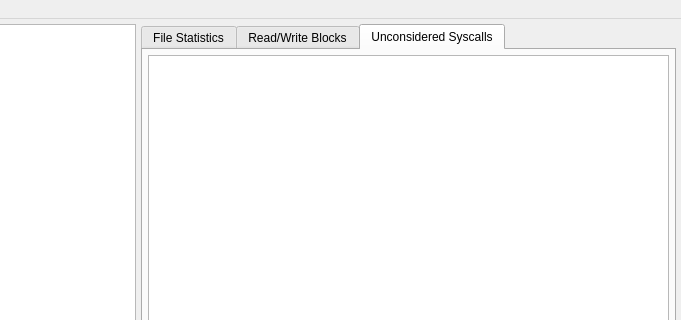
nicolasgross/iotrace-gui, file iotracegui/view/main_window.ui: the form before one commit; both pictures show x 119 to 800 and y 0 to 320 of the 800 by 493 pixel window.
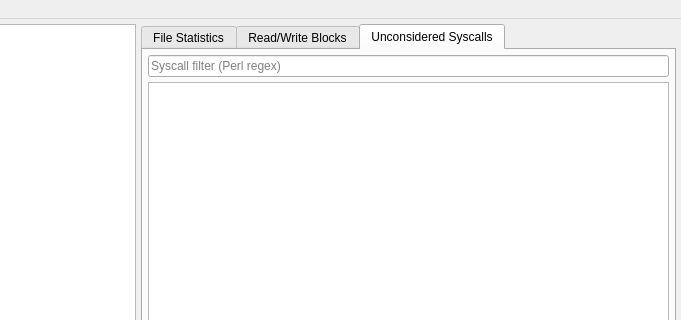
The form after the commit. The open tabs and pages were chosen to show the change.

Commit message: Add syscall regex filter

Diff of the .ui file:
```diff
--- a/iotracegui/view/main_window.ui
+++ b/iotracegui/view/main_window.ui
@@ -117,7 +117,7 @@
        </attribute>
        <layout class="QHBoxLayout" name="horizontalLayout_2">
         <property name="spacing">
-         <number>0</number>
+         <number>5</number>
         </property>
         <property name="leftMargin">
          <number>5</number>
@@ -131,12 +131,26 @@
         <property name="bottomMargin">
          <number>5</number>
         </property>
+        <item>
+         <layout class="QVBoxLayout" name="scVerticalLayout">
+          <property name="spacing">
+           <number>5</number>
+          </property>
+          <item>
+           <widget class="QLineEdit" name="syscallsLineEdit">
+            <property name="placeholderText">
+             <string>Syscall filter (Perl regex)</string>
+            </property>
+           </widget>
+          </item>
         <item>
          <widget class="QTableView" name="syscallsTableView">
           <property name="sortingEnabled">
            <bool>true</bool>
           </property>
          </widget>
+          </item>
+         </layout>
         </item>
        </layout>
       </widget>
```
Left out of the diff: 4 changed lines with no effect on the pictures. Lines whose indentation alone changed are shown as unchanged. The commit also changes 2 other files.
